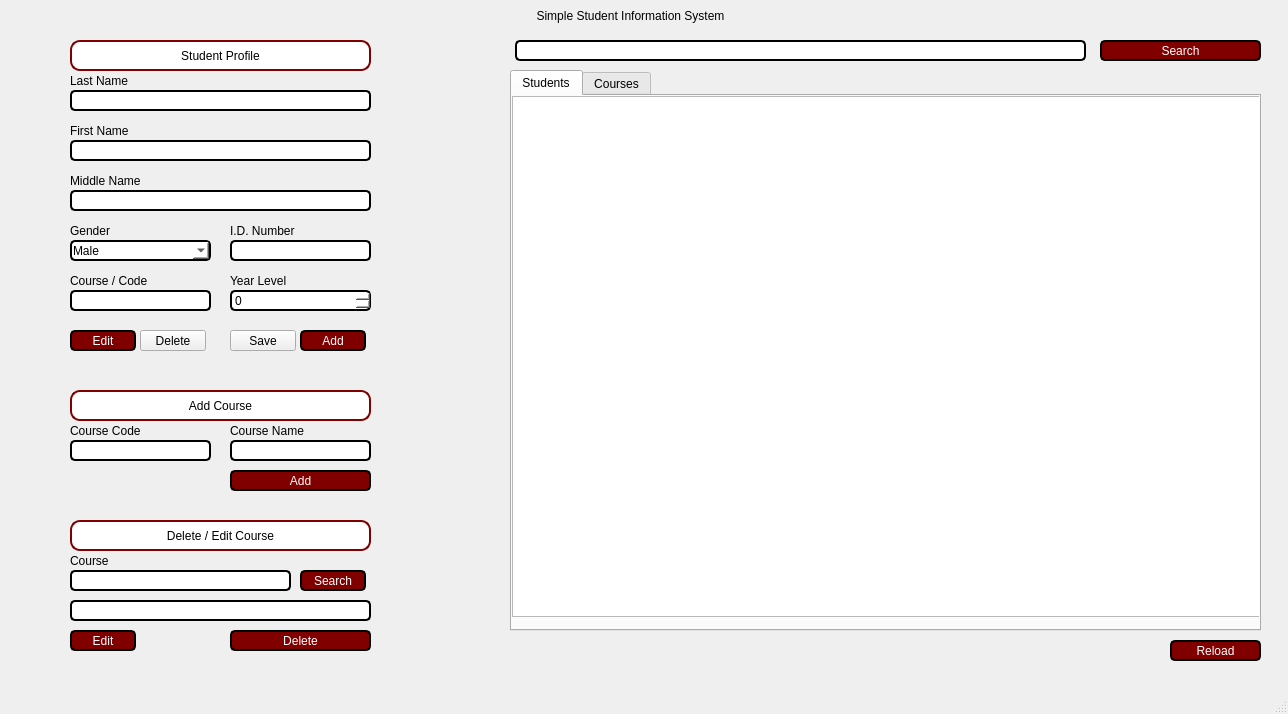
Old version of the form ssisdb/mainwindow.ui in the repository kunnow/ssissqlite.
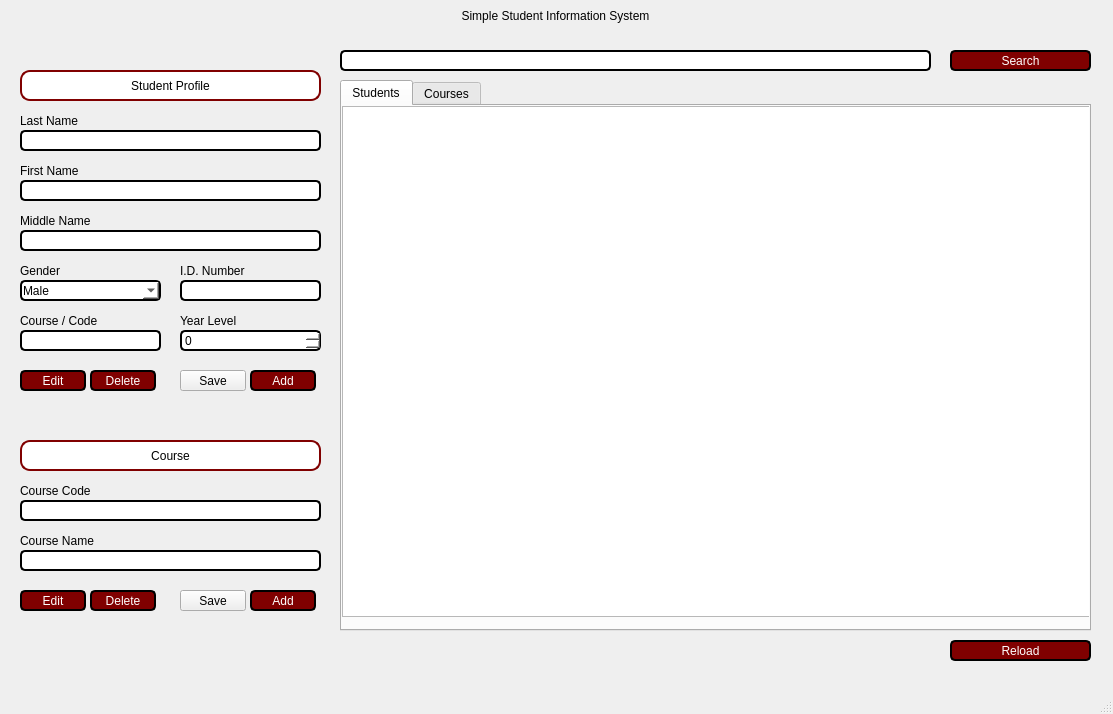
New version of the form.

```diff
--- a/ssisdb/mainwindow.ui
+++ b/ssisdb/mainwindow.ui
@@ -6,7 +6,7 @@
    <rect>
     <x>0</x>
     <y>0</y>
-    <width>1288</width>
+    <width>1113</width>
     <height>714</height>
    </rect>
   </property>
@@ -20,8 +20,8 @@
    <widget class="QLineEdit" name="lastname">
     <property name="geometry">
      <rect>
-      <x>70</x>
-      <y>90</y>
+      <x>20</x>
+      <y>130</y>
       <width>301</width>
       <height>21</height>
      </rect>
@@ -37,8 +37,8 @@
    <widget class="QLineEdit" name="firstname">
     <property name="geometry">
      <rect>
-      <x>70</x>
-      <y>140</y>
+      <x>20</x>
+      <y>180</y>
       <width>301</width>
       <height>21</height>
      </rect>
@@ -54,8 +54,8 @@
    <widget class="QLineEdit" name="middlename">
     <property name="geometry">
      <rect>
-      <x>70</x>
-      <y>190</y>
+      <x>20</x>
+      <y>230</y>
       <width>301</width>
       <height>21</height>
      </rect>
@@ -71,8 +71,8 @@
    <widget class="QLabel" name="label_lastname">
     <property name="geometry">
      <rect>
-      <x>70</x>
-      <y>70</y>
+      <x>20</x>
+      <y>110</y>
       <width>101</width>
       <height>21</height>
      </rect>
@@ -88,8 +88,8 @@
    <widget class="QLabel" name="label_firstname">
     <property name="geometry">
      <rect>
-      <x>70</x>
-      <y>120</y>
+      <x>20</x>
+      <y>160</y>
       <width>101</width>
       <height>21</height>
      </rect>
@@ -105,8 +105,8 @@
    <widget class="QLabel" name="label_middlename">
     <property name="geometry">
      <rect>
-      <x>70</x>
-      <y>170</y>
+      <x>20</x>
+      <y>210</y>
       <width>101</width>
       <height>21</height>
      </rect>
@@ -122,8 +122,8 @@
    <widget class="QLabel" name="label_gender">
     <property name="geometry">
      <rect>
-      <x>70</x>
-      <y>220</y>
+      <x>20</x>
+      <y>260</y>
       <width>101</width>
       <height>21</height>
      </rect>
@@ -139,8 +139,8 @@
    <widget class="QLineEdit" name="idnumber">
     <property name="geometry">
      <rect>
-      <x>230</x>
-      <y>240</y>
+      <x>180</x>
+      <y>280</y>
       <width>141</width>
       <height>21</height>
      </rect>
@@ -156,8 +156,8 @@
    <widget class="QLabel" name="label_idnumber">
     <property name="geometry">
      <rect>
-      <x>230</x>
-      <y>220</y>
+      <x>180</x>
+      <y>260</y>
       <width>101</width>
       <height>21</height>
      </rect>
@@ -173,8 +173,8 @@
    <widget class="QLabel" name="label_coursecode">
     <property name="geometry">
      <rect>
-      <x>70</x>
-      <y>270</y>
+      <x>20</x>
+      <y>310</y>
       <width>101</width>
       <height>21</height>
      </rect>
@@ -190,8 +190,8 @@
    <widget class="QLabel" name="label_yearlevel">
     <property name="geometry">
      <rect>
-      <x>230</x>
-      <y>270</y>
+      <x>180</x>
+      <y>310</y>
       <width>101</width>
       <height>21</height>
      </rect>
@@ -207,8 +207,8 @@
    <widget class="QLineEdit" name="coursecode">
     <property name="geometry">
      <rect>
-      <x>70</x>
-      <y>290</y>
+      <x>20</x>
+      <y>330</y>
       <width>141</width>
       <height>21</height>
      </rect>
@@ -224,8 +224,8 @@
    <widget class="QComboBox" name="gender">
     <property name="geometry">
      <rect>
-      <x>70</x>
-      <y>240</y>
+      <x>20</x>
+      <y>280</y>
       <width>141</width>
       <height>21</height>
      </rect>
@@ -251,8 +251,8 @@
    <widget class="QPushButton" name="editbutton">
     <property name="geometry">
      <rect>
-      <x>70</x>
-      <y>330</y>
+      <x>20</x>
+      <y>370</y>
       <width>66</width>
       <height>21</height>
      </rect>
@@ -281,16 +281,27 @@
    <widget class="QPushButton" name="deletebutton">
     <property name="geometry">
      <rect>
-      <x>140</x>
-      <y>330</y>
+      <x>90</x>
+      <y>370</y>
       <width>66</width>
       <height>21</height>
      </rect>
     </property>
     <property name="styleSheet">
-     <string notr="true">QPushButton:hover {
-    background-color: #808080;
-    border: 2px solid #2980b9;
+     <string notr="true">
+QPushButton {
+    background-color: #800000;
+    color: white;
+    border: 2px solid #000000;
+    border-radius: 5px;
+	 padding: 1px;
+    box-shadow: 0 0 10px rgba(0, 0, 0, 0.5);
+    color: white; 
+}
+
+QPushButton:hover {
+    background-color: #944E63;
+    border: 2px solid #944E63;
 }</string>
     </property>
     <property name="text">
@@ -300,8 +311,8 @@
    <widget class="QPushButton" name="savebutton">
     <property name="geometry">
      <rect>
-      <x>230</x>
-      <y>330</y>
+      <x>180</x>
+      <y>370</y>
       <width>66</width>
       <height>21</height>
      </rect>
@@ -319,8 +330,8 @@
    <widget class="QPushButton" name="addbutton">
     <property name="geometry">
      <rect>
-      <x>300</x>
-      <y>330</y>
+      <x>250</x>
+      <y>370</y>
       <width>66</width>
       <height>21</height>
      </rect>
@@ -349,8 +360,8 @@
    <widget class="QSpinBox" name="yearlevel">
     <property name="geometry">
      <rect>
-      <x>230</x>
-      <y>290</y>
+      <x>180</x>
+      <y>330</y>
       <width>141</width>
       <height>21</height>
      </rect>
@@ -366,9 +377,9 @@
    <widget class="QPushButton" name="reload">
     <property name="geometry">
      <rect>
-      <x>1170</x>
+      <x>950</x>
       <y>640</y>
-      <width>91</width>
+      <width>141</width>
       <height>21</height>
      </rect>
     </property>
@@ -396,8 +407,8 @@
    <widget class="QLabel" name="label_coname">
     <property name="geometry">
      <rect>
-      <x>230</x>
-      <y>420</y>
+      <x>20</x>
+      <y>530</y>
       <width>101</width>
       <height>21</height>
      </rect>
@@ -410,28 +421,11 @@
      <string>Course Name</string>
     </property>
    </widget>
-   <widget class="QLineEdit" name="coursecode_2">
-    <property name="geometry">
-     <rect>
-      <x>70</x>
-      <y>440</y>
-      <width>141</width>
-      <height>21</height>
-     </rect>
-    </property>
-    <property name="styleSheet">
-     <string notr="true">background-color: white;
-    border: 2px solid #000000;
-    border-radius: 5px;
-    padding: 1px;
-    box-shadow: 0 0 10px rgba(0, 0, 0, 0.5);</string>
-    </property>
-   </widget>
    <widget class="QLabel" name="label_cocode">
     <property name="geometry">
      <rect>
-      <x>70</x>
-      <y>420</y>
+      <x>20</x>
+      <y>480</y>
       <width>101</width>
       <height>21</height>
      </rect>
@@ -444,29 +438,12 @@
      <string>Course Code</string>
     </property>
    </widget>
-   <widget class="QLineEdit" name="coursecode_3">
-    <property name="geometry">
-     <rect>
-      <x>230</x>
-      <y>440</y>
-      <width>141</width>
-      <height>21</height>
-     </rect>
-    </property>
-    <property name="styleSheet">
-     <string notr="true">background-color: white;
-    border: 2px solid #000000;
-    border-radius: 5px;
-    padding: 1px;
-    box-shadow: 0 0 10px rgba(0, 0, 0, 0.5);</string>
-    </property>
-   </widget>
    <widget class="QPushButton" name="addcourse">
     <property name="geometry">
      <rect>
-      <x>230</x>
-      <y>470</y>
-      <width>141</width>
+      <x>250</x>
+      <y>590</y>
+      <width>66</width>
       <height>21</height>
      </rect>
     </property>
@@ -494,9 +471,9 @@
    <widget class="QPushButton" name="deletecourse">
     <property name="geometry">
      <rect>
-      <x>230</x>
-      <y>630</y>
-      <width>141</width>
+      <x>90</x>
+      <y>590</y>
+      <width>66</width>
       <height>21</height>
      </rect>
     </property>
@@ -524,43 +501,26 @@
    <widget class="QLineEdit" name="name">
     <property name="geometry">
      <rect>
-      <x>70</x>
-      <y>600</y>
-      <width>301</width>
-      <height>21</height>
-     </rect>
-    </property>
-    <property name="styleSheet">
-     <string notr="true">background-color: white;
-    border: 2px solid #000000;
-    border-radius: 5px;
-    padding: 1px;
-    box-shadow: 0 0 10px rgba(0, 0, 0, 0.5);</string>
-    </property>
-   </widget>
-   <widget class="QLabel" name="label_course">
-    <property name="geometry">
-     <rect>
-      <x>70</x>
+      <x>20</x>
       <y>550</y>
-      <width>101</width>
+      <width>301</width>
       <height>21</height>
      </rect>
     </property>
     <property name="styleSheet">
-     <string notr="true">font: 700 9pt &quot;Segoe UI&quot;;
-color: rgb(0, 0, 0);</string>
-    </property>
-    <property name="text">
-     <string>Course</string>
+     <string notr="true">background-color: white;
+    border: 2px solid #000000;
+    border-radius: 5px;
+    padding: 1px;
+    box-shadow: 0 0 10px rgba(0, 0, 0, 0.5);</string>
     </property>
    </widget>
    <widget class="QLineEdit" name="code">
     <property name="geometry">
      <rect>
-      <x>70</x>
-      <y>570</y>
-      <width>221</width>
+      <x>20</x>
+      <y>500</y>
+      <width>301</width>
       <height>21</height>
      </rect>
     </property>
@@ -572,41 +532,11 @@
     box-shadow: 0 0 10px rgba(0, 0, 0, 0.5);</string>
     </property>
    </widget>
-   <widget class="QPushButton" name="searchcourse">
-    <property name="geometry">
-     <rect>
-      <x>300</x>
-      <y>570</y>
-      <width>66</width>
-      <height>21</height>
-     </rect>
-    </property>
-    <property name="styleSheet">
-     <string notr="true">
-QPushButton {
-    background-color: #800000;
-    color: white;
-    border: 2px solid #000000;
-    border-radius: 5px;
-	 padding: 1px;
-    box-shadow: 0 0 10px rgba(0, 0, 0, 0.5);
-    color: white; 
-}
-
-QPushButton:hover {
-    background-color: #944E63;
-    border: 2px solid #944E63;
-}</string>
-    </property>
-    <property name="text">
-     <string>Search</string>
-    </property>
-   </widget>
    <widget class="QLabel" name="label1">
     <property name="geometry">
      <rect>
-      <x>70</x>
-      <y>40</y>
+      <x>20</x>
+      <y>70</y>
       <width>301</width>
       <height>31</height>
      </rect>
@@ -635,8 +565,8 @@
    <widget class="QLabel" name="label2">
     <property name="geometry">
      <rect>
-      <x>70</x>
-      <y>390</y>
+      <x>20</x>
+      <y>440</y>
       <width>301</width>
       <height>31</height>
      </rect>
@@ -656,37 +586,7 @@
 color: rgb(0, 0, 0);</string>
     </property>
     <property name="text">
-     <string>Add Course</string>
-    </property>
-    <property name="alignment">
-     <set>Qt::AlignCenter</set>
-    </property>
-   </widget>
-   <widget class="QLabel" name="label3">
-    <property name="geometry">
-     <rect>
-      <x>70</x>
-      <y>520</y>
-      <width>301</width>
-      <height>31</height>
-     </rect>
-    </property>
-    <property name="styleSheet">
-     <string notr="true">background-color: white;
-font: 16pt &quot;Segoe UI&quot;;
-font: 16pt &quot;Segoe UI&quot;;
-font: 700 16pt &quot;Segoe UI&quot;;
-    border: 2px solid #800000;
-    border-radius: 10px;
-    padding: 1px;
-    box-shadow: 0 0 10px rgba(0, 0, 0, 0.5);
-	color: black;
-
-font: 700 12pt &quot;Segoe UI&quot;;
-color: rgb(0, 0, 0);</string>
-    </property>
-    <property name="text">
-     <string>Delete / Edit Course</string>
+     <string>Course</string>
     </property>
     <property name="alignment">
      <set>Qt::AlignCenter</set>
@@ -695,9 +595,9 @@
    <widget class="QLineEdit" name="searchlineedit">
     <property name="geometry">
      <rect>
-      <x>515</x>
-      <y>40</y>
-      <width>571</width>
+      <x>340</x>
+      <y>50</y>
+      <width>591</width>
       <height>21</height>
      </rect>
     </property>
@@ -712,9 +612,9 @@
    <widget class="QPushButton" name="searchbutton">
     <property name="geometry">
      <rect>
-      <x>1100</x>
-      <y>40</y>
-      <width>161</width>
+      <x>950</x>
+      <y>50</y>
+      <width>141</width>
       <height>21</height>
      </rect>
     </property>
@@ -742,9 +642,9 @@
    <widget class="QLabel" name="label">
     <property name="geometry">
      <rect>
-      <x>30</x>
+      <x>20</x>
       <y>0</y>
-      <width>1201</width>
+      <width>1071</width>
       <height>31</height>
      </rect>
     </property>
@@ -764,10 +664,10 @@
    <widget class="QTabWidget" name="tabWidget">
     <property name="geometry">
      <rect>
-      <x>510</x>
-      <y>70</y>
+      <x>340</x>
+      <y>80</y>
       <width>751</width>
-      <height>561</height>
+      <height>551</height>
      </rect>
     </property>
     <property name="font">
@@ -791,7 +691,7 @@
         <x>0</x>
         <y>0</y>
         <width>748</width>
-        <height>521</height>
+        <height>511</height>
        </rect>
       </property>
      </widget>
@@ -815,8 +715,8 @@
    <widget class="QPushButton" name="editcourse">
     <property name="geometry">
      <rect>
-      <x>70</x>
-      <y>630</y>
+      <x>20</x>
+      <y>590</y>
       <width>66</width>
       <height>21</height>
      </rect>
@@ -842,6 +742,25 @@
      <string>Edit</string>
     </property>
    </widget>
+   <widget class="QPushButton" name="savecourse">
+    <property name="geometry">
+     <rect>
+      <x>180</x>
+      <y>590</y>
+      <width>66</width>
+      <height>21</height>
+     </rect>
+    </property>
+    <property name="styleSheet">
+     <string notr="true">QPushButton:hover {
+    background-color: #808080;
+    border: 2px solid #2980b9;
+}</string>
+    </property>
+    <property name="text">
+     <string>Save</string>
+    </property>
+   </widget>
   </widget>
   <widget class="QMenuBar" name="menubar">
    <property name="geometry">
```
Left out of the diff: 4 changed lines with no effect on the pictures.
